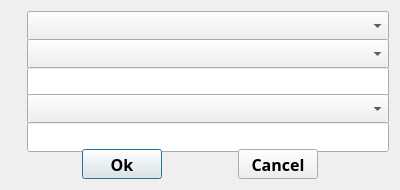
The window that events/EventSettingWidgeet.ui (CURTLab/LVGLBuilder) describes before a commit, drawn with Qt 5.
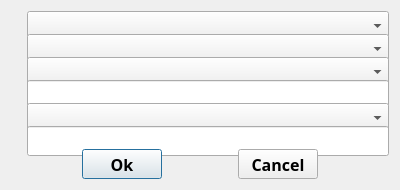
The same window after the commit.

Commit message: Added event system, needs to be improved

```diff
--- a/events/EventSettingWidgeet.ui
+++ b/events/EventSettingWidgeet.ui
@@ -27,8 +27,8 @@
   <property name="windowTitle">
    <string>EventSetting</string>
   </property>
-  <layout class="QGridLayout" name="gridLayout_2">
-   <item row="0" column="0">
+  <layout class="QVBoxLayout" name="verticalLayout">
+   <item>
     <layout class="QGridLayout" name="gridLayout">
      <item row="0" column="0">
       <widget class="QLabel" name="objectlab">
@@ -121,13 +121,7 @@
       </widget>
      </item>
      <item row="2" column="0">
-      <widget class="QLabel" name="valuelab">
-       <property name="sizePolicy">
-        <sizepolicy hsizetype="Fixed" vsizetype="Preferred">
-         <horstretch>0</horstretch>
-         <verstretch>0</verstretch>
-        </sizepolicy>
-       </property>
+      <widget class="QLabel" name="Senderlab">
        <property name="font">
         <font>
          <family>Arial Black</family>
@@ -142,13 +136,7 @@
       </widget>
      </item>
      <item row="2" column="1">
-      <widget class="QLineEdit" name="valueedit">
-       <property name="sizePolicy">
-        <sizepolicy hsizetype="Preferred" vsizetype="Preferred">
-         <horstretch>0</horstretch>
-         <verstretch>0</verstretch>
-        </sizepolicy>
-       </property>
+      <widget class="QComboBox" name="Sendercomb">
        <property name="minimumSize">
         <size>
          <width>0</width>
@@ -166,7 +154,13 @@
       </widget>
      </item>
      <item row="3" column="0">
-      <widget class="QLabel" name="value2lab">
+      <widget class="QLabel" name="valuelab">
+       <property name="sizePolicy">
+        <sizepolicy hsizetype="Fixed" vsizetype="Preferred">
+         <horstretch>0</horstretch>
+         <verstretch>0</verstretch>
+        </sizepolicy>
+       </property>
        <property name="font">
         <font>
          <family>Arial Black</family>
@@ -181,7 +175,7 @@
       </widget>
      </item>
      <item row="3" column="1">
-      <widget class="QComboBox" name="value2comb">
+      <widget class="QLineEdit" name="valueedit">
        <property name="sizePolicy">
         <sizepolicy hsizetype="Preferred" vsizetype="Preferred">
          <horstretch>0</horstretch>
@@ -205,13 +199,7 @@
       </widget>
      </item>
      <item row="4" column="0">
-      <widget class="QLabel" name="value3lab">
-       <property name="minimumSize">
-        <size>
-         <width>0</width>
-         <height>30</height>
-        </size>
-       </property>
+      <widget class="QLabel" name="value2lab">
        <property name="font">
         <font>
          <family>Arial Black</family>
@@ -226,6 +214,51 @@
       </widget>
      </item>
      <item row="4" column="1">
+      <widget class="QComboBox" name="value2comb">
+       <property name="sizePolicy">
+        <sizepolicy hsizetype="Preferred" vsizetype="Preferred">
+         <horstretch>0</horstretch>
+         <verstretch>0</verstretch>
+        </sizepolicy>
+       </property>
+       <property name="minimumSize">
+        <size>
+         <width>0</width>
+         <height>30</height>
+        </size>
+       </property>
+       <property name="font">
+        <font>
+         <family>Arial Black</family>
+         <pointsize>12</pointsize>
+         <weight>75</weight>
+         <bold>true</bold>
+        </font>
+       </property>
+      </widget>
+     </item>
+     <item row="5" column="0">
+      <widget class="QLabel" name="value3lab">
+       <property name="minimumSize">
+        <size>
+         <width>0</width>
+         <height>30</height>
+        </size>
+       </property>
+       <property name="font">
+        <font>
+         <family>Arial Black</family>
+         <pointsize>12</pointsize>
+         <weight>75</weight>
+         <bold>true</bold>
+        </font>
+       </property>
+       <property name="text">
+        <string/>
+       </property>
+      </widget>
+     </item>
+     <item row="5" column="1">
       <widget class="QLineEdit" name="value3edit">
        <property name="sizePolicy">
         <sizepolicy hsizetype="Preferred" vsizetype="Preferred">
@@ -251,7 +284,7 @@
      </item>
     </layout>
    </item>
-   <item row="1" column="0">
+   <item>
     <layout class="QHBoxLayout" name="horizontalLayout">
      <item>
       <spacer name="horizontalSpacer">
```
The commit also changes 97 other files.
